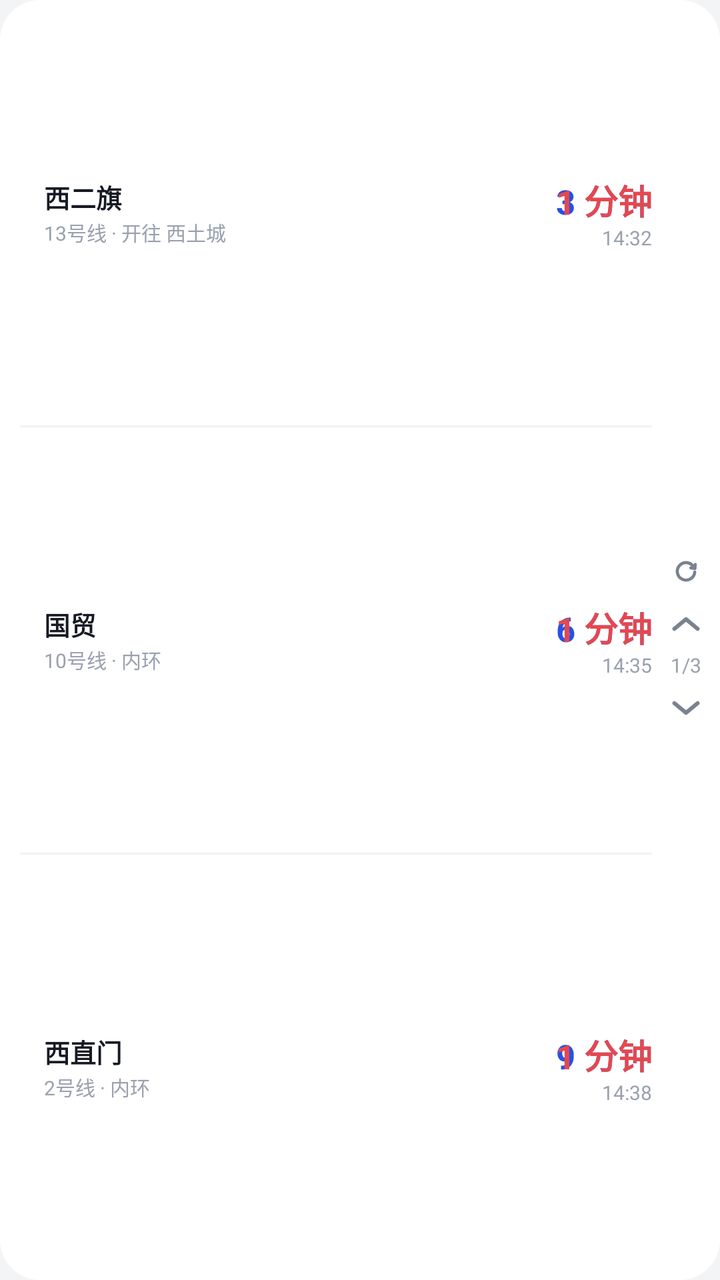
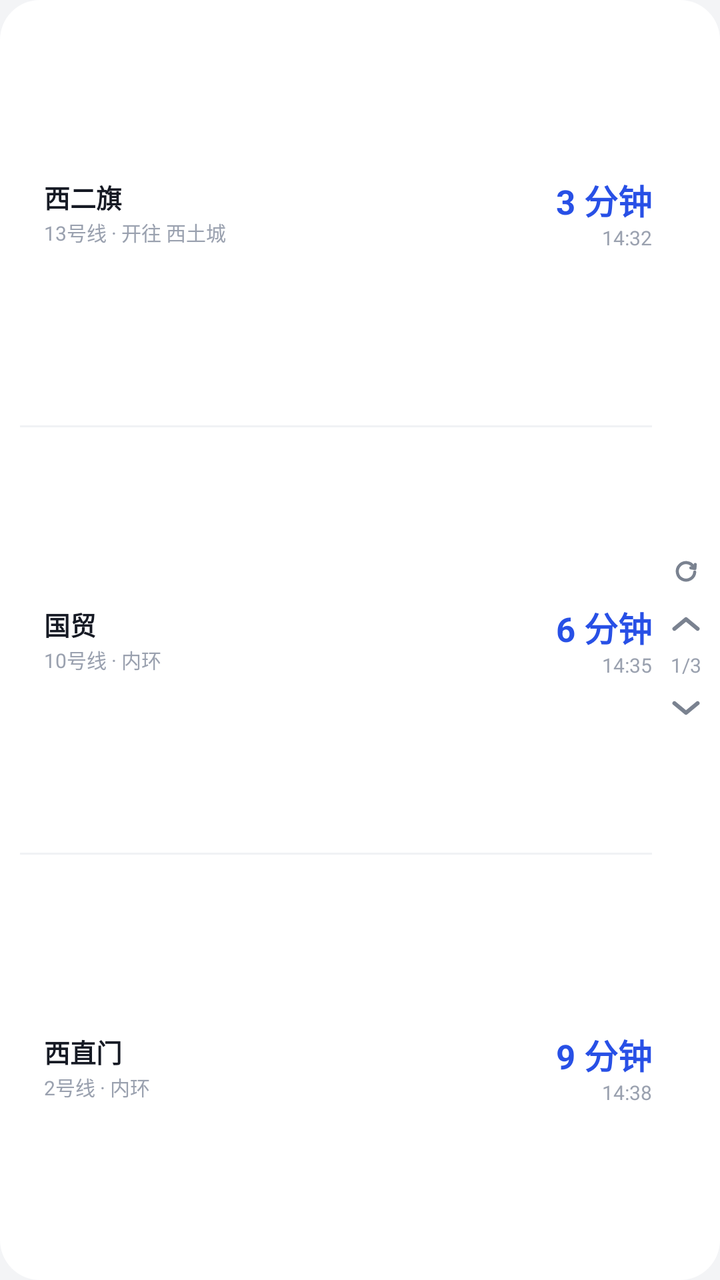

Screens rendered from an Android XML layout before and after an edit, with the pre-edit source and the edit as a unified diff.
<!-- AndroidManifest.xml: application theme Theme.MetroNext -->
<!-- res/layout/widget_list3.xml -->
<?xml version="1.0" encoding="utf-8"?>
<FrameLayout xmlns:android="http://schemas.android.com/apk/res/android"
    android:id="@android:id/background"
    android:layout_width="match_parent"
    android:layout_height="match_parent"
    android:background="@drawable/widget_bg"
    android:paddingStart="10dp"
    android:paddingEnd="4dp">

    <LinearLayout
        android:id="@+id/widget_root"
        android:layout_width="match_parent"
        android:layout_height="match_parent"
        android:orientation="vertical"
        android:paddingEnd="30dp">

        <LinearLayout
            android:id="@+id/row1"
            android:layout_width="match_parent"
            android:layout_height="0dp"
            android:layout_weight="1"
            android:gravity="center_vertical"
            android:orientation="horizontal">

            <TextView
                android:id="@+id/row1_bar"
                android:layout_width="4dp"
                android:layout_height="18dp" />

            <LinearLayout
                android:layout_width="0dp"
                android:layout_height="wrap_content"
                android:layout_marginStart="8dp"
                android:layout_weight="1"
                android:orientation="vertical">

                <TextView
                    android:id="@+id/row1_name"
                    android:layout_width="match_parent"
                    android:layout_height="wrap_content"
                    android:ellipsize="end"
                    android:includeFontPadding="false"
                    android:maxLines="1"
                    android:text="西二旗"
                    android:textColor="@color/widget_text_primary"
                    android:textSize="13sp"
                    android:textStyle="bold" />

                <TextView
                    android:id="@+id/row1_line"
                    android:layout_width="match_parent"
                    android:layout_height="wrap_content"
                    android:layout_marginTop="1dp"
                    android:ellipsize="end"
                    android:includeFontPadding="false"
                    android:maxLines="1"
                    android:text="13号线 · 开往 西土城"
                    android:textColor="@color/widget_text_tertiary"
                    android:textSize="10sp" />
            </LinearLayout>

            <LinearLayout
                android:layout_width="wrap_content"
                android:layout_height="wrap_content"
                android:layout_marginStart="8dp"
                android:gravity="end"
                android:orientation="vertical">

                <FrameLayout
                    android:layout_width="wrap_content"
                    android:layout_height="wrap_content">

                    <TextView
                        android:id="@+id/row1_cd"
                        android:layout_width="wrap_content"
                        android:layout_height="wrap_content"
                        android:includeFontPadding="false"
                        android:maxLines="1"
                        android:text="3 分钟"
                        android:textColor="@color/widget_accent"
                        android:textSize="17sp"
                        android:textStyle="bold" />

                    <TextView
                        android:id="@+id/row1_cd_d"
                        android:layout_width="wrap_content"
                        android:layout_height="wrap_content"
                        android:includeFontPadding="false"
                        android:maxLines="1"
                        android:text="1 分钟"
                        android:textColor="@color/widget_danger"
                        android:textSize="17sp"
                        android:textStyle="bold" />
                </FrameLayout>

                <TextView
                    android:id="@+id/row1_time"
                    android:layout_width="wrap_content"
                    android:layout_height="wrap_content"
                    android:layout_marginTop="1dp"
                    android:includeFontPadding="false"
                    android:maxLines="1"
                    android:text="14:32"
                    android:textColor="@color/widget_text_tertiary"
                    android:textSize="10sp" />
            </LinearLayout>
        </LinearLayout>

        <LinearLayout
            android:id="@+id/div1"
            android:layout_width="match_parent"
            android:layout_height="1dp"
            android:background="@color/widget_divider" />

        <LinearLayout
            android:id="@+id/row2"
            android:layout_width="match_parent"
            android:layout_height="0dp"
            android:layout_weight="1"
            android:gravity="center_vertical"
            android:orientation="horizontal">

            <TextView
                android:id="@+id/row2_bar"
                android:layout_width="4dp"
                android:layout_height="18dp" />

            <LinearLayout
                android:layout_width="0dp"
                android:layout_height="wrap_content"
                android:layout_marginStart="8dp"
                android:layout_weight="1"
                android:orientation="vertical">

                <TextView
                    android:id="@+id/row2_name"
                    android:layout_width="match_parent"
                    android:layout_height="wrap_content"
                    android:ellipsize="end"
                    android:includeFontPadding="false"
                    android:maxLines="1"
                    android:text="国贸"
                    android:textColor="@color/widget_text_primary"
                    android:textSize="13sp"
                    android:textStyle="bold" />

                <TextView
                    android:id="@+id/row2_line"
                    android:layout_width="match_parent"
                    android:layout_height="wrap_content"
                    android:layout_marginTop="1dp"
                    android:ellipsize="end"
                    android:includeFontPadding="false"
                    android:maxLines="1"
                    android:text="10号线 · 内环"
                    android:textColor="@color/widget_text_tertiary"
                    android:textSize="10sp" />
            </LinearLayout>

            <LinearLayout
                android:layout_width="wrap_content"
                android:layout_height="wrap_content"
                android:layout_marginStart="8dp"
                android:gravity="end"
                android:orientation="vertical">

                <FrameLayout
                    android:layout_width="wrap_content"
                    android:layout_height="wrap_content">

                    <TextView
                        android:id="@+id/row2_cd"
                        android:layout_width="wrap_content"
                        android:layout_height="wrap_content"
                        android:includeFontPadding="false"
                        android:maxLines="1"
                        android:text="6 分钟"
                        android:textColor="@color/widget_accent"
                        android:textSize="17sp"
                        android:textStyle="bold" />

                    <TextView
                        android:id="@+id/row2_cd_d"
                        android:layout_width="wrap_content"
                        android:layout_height="wrap_content"
                        android:includeFontPadding="false"
                        android:maxLines="1"
                        android:text="1 分钟"
                        android:textColor="@color/widget_danger"
                        android:textSize="17sp"
                        android:textStyle="bold" />
                </FrameLayout>

                <TextView
                    android:id="@+id/row2_time"
                    android:layout_width="wrap_content"
                    android:layout_height="wrap_content"
                    android:layout_marginTop="1dp"
                    android:includeFontPadding="false"
                    android:maxLines="1"
                    android:text="14:35"
                    android:textColor="@color/widget_text_tertiary"
                    android:textSize="10sp" />
            </LinearLayout>
        </LinearLayout>

        <LinearLayout
            android:id="@+id/div2"
            android:layout_width="match_parent"
            android:layout_height="1dp"
            android:background="@color/widget_divider" />

        <LinearLayout
            android:id="@+id/row3"
            android:layout_width="match_parent"
            android:layout_height="0dp"
            android:layout_weight="1"
            android:gravity="center_vertical"
            android:orientation="horizontal">

            <TextView
                android:id="@+id/row3_bar"
                android:layout_width="4dp"
                android:layout_height="18dp" />

            <LinearLayout
                android:layout_width="0dp"
                android:layout_height="wrap_content"
                android:layout_marginStart="8dp"
                android:layout_weight="1"
                android:orientation="vertical">

                <TextView
                    android:id="@+id/row3_name"
                    android:layout_width="match_parent"
                    android:layout_height="wrap_content"
                    android:ellipsize="end"
                    android:includeFontPadding="false"
                    android:maxLines="1"
                    android:text="西直门"
                    android:textColor="@color/widget_text_primary"
                    android:textSize="13sp"
                    android:textStyle="bold" />

                <TextView
                    android:id="@+id/row3_line"
                    android:layout_width="match_parent"
                    android:layout_height="wrap_content"
                    android:layout_marginTop="1dp"
                    android:ellipsize="end"
                    android:includeFontPadding="false"
                    android:maxLines="1"
                    android:text="2号线 · 内环"
                    android:textColor="@color/widget_text_tertiary"
                    android:textSize="10sp" />
            </LinearLayout>

            <LinearLayout
                android:layout_width="wrap_content"
                android:layout_height="wrap_content"
                android:layout_marginStart="8dp"
                android:gravity="end"
                android:orientation="vertical">

                <FrameLayout
                    android:layout_width="wrap_content"
                    android:layout_height="wrap_content">

                    <TextView
                        android:id="@+id/row3_cd"
                        android:layout_width="wrap_content"
                        android:layout_height="wrap_content"
                        android:includeFontPadding="false"
                        android:maxLines="1"
                        android:text="9 分钟"
                        android:textColor="@color/widget_accent"
                        android:textSize="17sp"
                        android:textStyle="bold" />

                    <TextView
                        android:id="@+id/row3_cd_d"
                        android:layout_width="wrap_content"
                        android:layout_height="wrap_content"
                        android:includeFontPadding="false"
                        android:maxLines="1"
                        android:text="1 分钟"
                        android:textColor="@color/widget_danger"
                        android:textSize="17sp"
                        android:textStyle="bold" />
                </FrameLayout>

                <TextView
                    android:id="@+id/row3_time"
                    android:layout_width="wrap_content"
                    android:layout_height="wrap_content"
                    android:layout_marginTop="1dp"
                    android:includeFontPadding="false"
                    android:maxLines="1"
                    android:text="14:38"
                    android:textColor="@color/widget_text_tertiary"
                    android:textSize="10sp" />
            </LinearLayout>
        </LinearLayout>
    </LinearLayout>

    <LinearLayout
        android:id="@+id/pager_box"
        android:layout_width="26dp"
        android:layout_height="wrap_content"
        android:layout_gravity="end|center_vertical"
        android:gravity="center"
        android:orientation="vertical">

        <ImageView
            android:id="@+id/w_refresh"
            android:layout_width="26dp"
            android:layout_height="26dp"
            android:contentDescription="@string/widget_refresh"
            android:scaleType="center"
            android:src="@drawable/ic_refresh" />

        <ImageView
            android:id="@+id/pager_prev"
            android:layout_width="26dp"
            android:layout_height="26dp"
            android:contentDescription="@string/widget_prev_page"
            android:scaleType="center"
            android:src="@drawable/ic_chevron_up" />

        <TextView
            android:id="@+id/pager_num"
            android:layout_width="wrap_content"
            android:layout_height="16dp"
            android:gravity="center"
            android:includeFontPadding="false"
            android:text="1/3"
            android:textColor="@color/widget_text_tertiary"
            android:textSize="10sp" />

        <ImageView
            android:id="@+id/pager_next"
            android:layout_width="26dp"
            android:layout_height="26dp"
            android:contentDescription="@string/widget_next_page"
            android:scaleType="center"
            android:src="@drawable/ic_chevron_down" />
    </LinearLayout>
</FrameLayout>
<!-- resources referenced by this layout -->
<resources>
  <color name="widget_accent">#2850E6</color>
  <color name="widget_danger">#E5484D</color>
  <color name="widget_divider">#F0F2F5</color>
  <color name="widget_text_primary">#161A24</color>
  <color name="widget_text_tertiary">#9AA1AF</color>
  <!-- drawable ic_chevron_down (drawable) -->
  <?xml version="1.0" encoding="utf-8"?>
  <vector xmlns:android="http://schemas.android.com/apk/res/android"
      android:width="14dp"
      android:height="8dp"
      android:viewportWidth="14"
      android:viewportHeight="8">
      <path
          android:fillColor="@android:color/transparent"
          android:pathData="M1.2,1.6 L7,6.4 L12.8,1.6"
          android:strokeColor="@color/widget_pager"
          android:strokeWidth="2"
          android:strokeLineCap="round"
          android:strokeLineJoin="round" />
  </vector>
  <!-- drawable ic_chevron_up (drawable) -->
  <?xml version="1.0" encoding="utf-8"?>
  <vector xmlns:android="http://schemas.android.com/apk/res/android"
      android:width="14dp"
      android:height="8dp"
      android:viewportWidth="14"
      android:viewportHeight="8">
      <path
          android:fillColor="@android:color/transparent"
          android:pathData="M1.2,6.4 L7,1.6 L12.8,6.4"
          android:strokeColor="@color/widget_pager"
          android:strokeWidth="2"
          android:strokeLineCap="round"
          android:strokeLineJoin="round" />
  </vector>
  <!-- drawable ic_refresh (drawable) -->
  <?xml version="1.0" encoding="utf-8"?>
  <vector xmlns:android="http://schemas.android.com/apk/res/android"
      android:width="12dp"
      android:height="12dp"
      android:viewportWidth="14"
      android:viewportHeight="14">
      
      <path
          android:fillColor="@android:color/transparent"
          android:pathData="M11.5,4.2 A5.1,5.1 0 1,0 12.1,7"
          android:strokeColor="@color/widget_pager"
          android:strokeWidth="1.8"
          android:strokeLineCap="round"
          android:strokeLineJoin="round" />
      <path
          android:fillColor="@android:color/transparent"
          android:pathData="M12.4,2.6 L12.2,5 L9.8,4.6"
          android:strokeColor="@color/widget_pager"
          android:strokeWidth="1.8"
          android:strokeLineCap="round"
          android:strokeLineJoin="round" />
  </vector>
  <!-- drawable widget_bg (drawable) -->
  <?xml version="1.0" encoding="utf-8"?>
  <shape xmlns:android="http://schemas.android.com/apk/res/android"
      android:shape="rectangle">
      <solid android:color="@color/widget_bg_color" />
      <corners android:radius="20dp" />
  </shape>
  <string name="widget_next_page">下一页</string>
  <string name="widget_prev_page">上一页</string>
  <string name="widget_refresh">刷新</string>
  <style name="Theme.MetroNext" parent="android:Theme.Material.Light.NoActionBar">
          <item name="android:statusBarColor">@color/bg</item>
          <item name="android:windowLightStatusBar">true</item>
          <item name="android:navigationBarColor">@color/bg</item>
          <item name="android:windowBackground">@color/bg</item>
      </style>
  <color name="widget_pager">#7A8290</color>
  <color name="widget_bg_color">#FFFFFF</color>
  <color name="bg">#F3F4F6</color>
</resources>

<!-- the commit's change to res/layout/widget_list3.xml (unified diff, before → after) -->
@@ -53,7 +53,7 @@
                     android:layout_marginTop="1dp"
                     android:ellipsize="end"
                     android:includeFontPadding="false"
-                    android:maxLines="1"
+                    android:maxLines="2"
                     android:text="13号线 · 开往 西土城"
                     android:textColor="@color/widget_text_tertiary"
                     android:textSize="10sp" />
@@ -89,6 +89,7 @@
                         android:maxLines="1"
                         android:text="1 分钟"
                         android:textColor="@color/widget_danger"
+                        android:visibility="gone"
                         android:textSize="17sp"
                         android:textStyle="bold" />
                 </FrameLayout>
@@ -151,7 +152,7 @@
                     android:layout_marginTop="1dp"
                     android:ellipsize="end"
                     android:includeFontPadding="false"
-                    android:maxLines="1"
+                    android:maxLines="2"
                     android:text="10号线 · 内环"
                     android:textColor="@color/widget_text_tertiary"
                     android:textSize="10sp" />
@@ -187,6 +188,7 @@
                         android:maxLines="1"
                         android:text="1 分钟"
                         android:textColor="@color/widget_danger"
+                        android:visibility="gone"
                         android:textSize="17sp"
                         android:textStyle="bold" />
                 </FrameLayout>
@@ -249,7 +251,7 @@
                     android:layout_marginTop="1dp"
                     android:ellipsize="end"
                     android:includeFontPadding="false"
-                    android:maxLines="1"
+                    android:maxLines="2"
                     android:text="2号线 · 内环"
                     android:textColor="@color/widget_text_tertiary"
                     android:textSize="10sp" />
@@ -285,6 +287,7 @@
                         android:maxLines="1"
                         android:text="1 分钟"
                         android:textColor="@color/widget_danger"
+                        android:visibility="gone"
                         android:textSize="17sp"
                         android:textStyle="bold" />
                 </FrameLayout>
